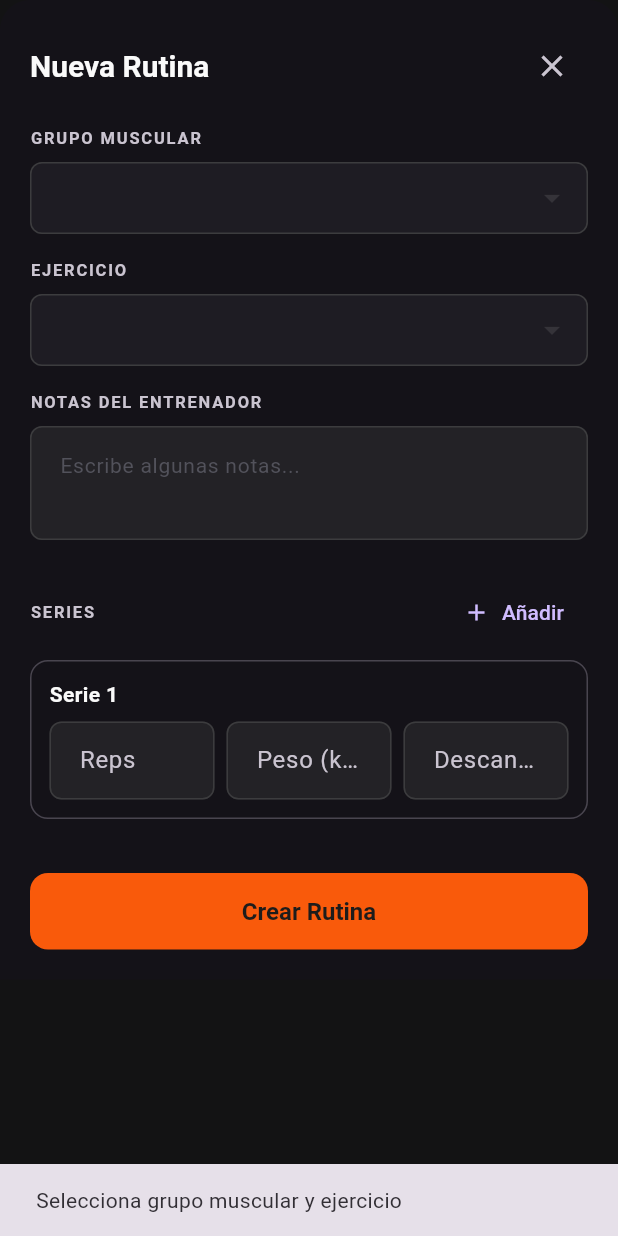
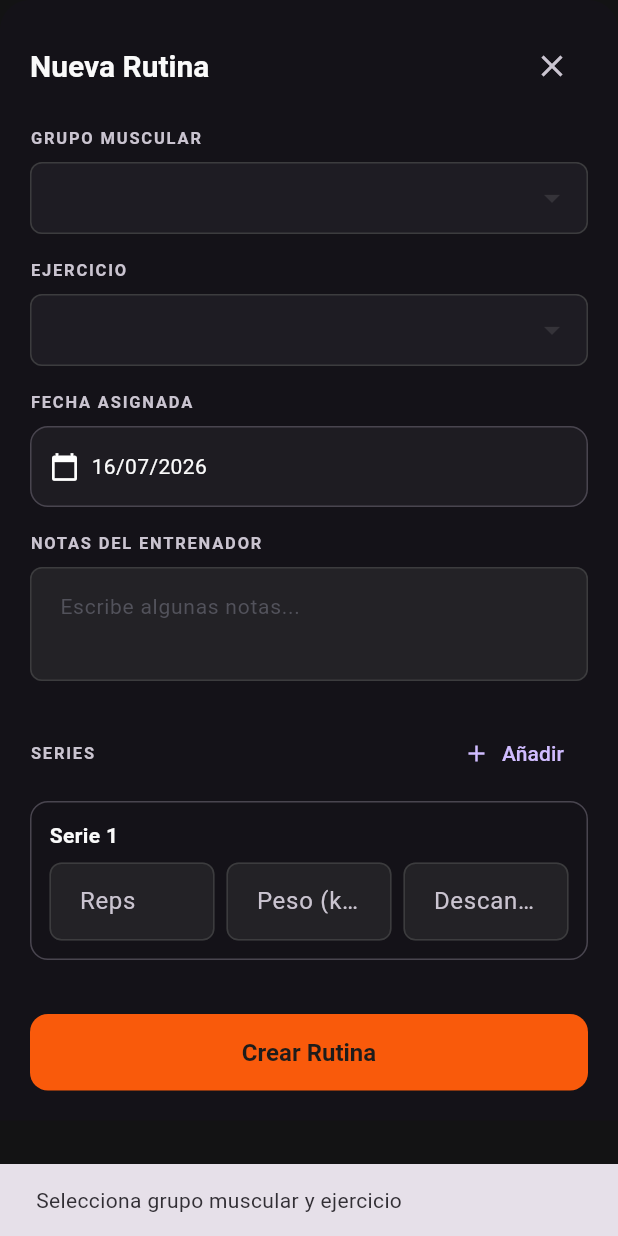
Before and after one commit to AbelSpecs/FitnessCocoMovil, a Flutter app: the RoutineFormSheet widget shown alone on an empty page, opened directly, after a tap on "Crear Rutina", on a phone screen of 412 x 824 dp. Run offline on Flutter 3.47's test engine with Material 3 defaults, Android fonts, the phone set to English and light mode, and no system bars; our stand-ins replace dio, flutter_dotenv, flutter_secure_storage, go_router, logger, toastification; accounts and stored records are empty; network calls fail; Roboto replaces fonts that are missing (Barlow).

Commit message:
fix: fixing bugs

```diff
--- /dev/null
+++ b/lib/core/utils/globals.dart
@@ -0,0 +1,4 @@
+import 'package:flutter/material.dart';
+
+final GlobalKey<ScaffoldMessengerState> scaffoldMessengerKey =
+    GlobalKey<ScaffoldMessengerState>();
--- a/lib/features/auth/presentation/screens/register_info_screen.dart
+++ b/lib/features/auth/presentation/screens/register_info_screen.dart
@@ -50,9 +50,9 @@ class _RegisterInfoScreenState extends State<RegisterInfoScreen> {
       phoneCodes: phoneCodes,
       title: "Información Personal",
       subtitle: "Cuéntanos sobre ti para personalizar tu entrenamiento",
-      successTitle: "¡Información guardada!",
+      successTitle: "¡Registro exitoso!",
       successMessage: (form) =>
-          "Gracias ${form.firstName}, tus datos se han registrado correctamente.",
+          "Gracias ${form.firstName}, tus datos se han registrado correctamente. Ya puedes iniciar sesión.",
       onSubmit: (form) async {
         await AuthService.register(form);
       },
--- a/lib/features/auth/presentation/screens/register_screen.dart
+++ b/lib/features/auth/presentation/screens/register_screen.dart
@@ -55,9 +55,9 @@ class _RegisterScreenState extends State<RegisterScreen> {
       phoneCodes: phoneCodes,
       title: "Crear Cuenta",
       subtitle: "",
-      successTitle: "¡Revisa tu email!",
+      successTitle: "¡Registro exitoso!",
       successMessage: (form) =>
-          "Gracias ${form.firstName}, tu cuenta de entrenador ha sido creada correctamente.",
+          "Gracias ${form.firstName}, tu cuenta de entrenador ha sido creada correctamente. Ya puedes iniciar sesión.",
       onSubmit: (form) async {
         await AuthService.register(form);
       },
--- a/lib/features/clients/presentation/widgets/routine_form_sheet.dart
+++ b/lib/features/clients/presentation/widgets/routine_form_sheet.dart
@@ -22,6 +22,7 @@ class _RoutineFormSheetState extends State<RoutineFormSheet> {
   final TextEditingController _coachNotesController = TextEditingController();
 
   final List<Map<String, dynamic>> _sets = [];
+  late DateTime _selectedDate;
 
   @override
   void initState() {
@@ -29,6 +30,7 @@ class _RoutineFormSheetState extends State<RoutineFormSheet> {
     if (widget.routineToEdit != null) {
       final r = widget.routineToEdit!;
       _coachNotesController.text = r.coachNotes;
+      _selectedDate = DateTime.tryParse(r.scheduledDate) ?? DateTime.now();
 
       // Load sets
       for (var s in r.dailyExerciseSets) {
@@ -40,6 +42,7 @@ class _RoutineFormSheetState extends State<RoutineFormSheet> {
         });
       }
     } else {
+      _selectedDate = context.read<RoutinesProvider>().selectedDate;
       _addEmptySet();
     }
   }
@@ -108,7 +111,7 @@ class _RoutineFormSheetState extends State<RoutineFormSheet> {
               const SizedBox(height: 8),
               DropdownButtonFormField<MuscleGroup>(
                 isExpanded: true,
-                value: _selectedMuscleGroup,
+                initialValue: _selectedMuscleGroup,
                 items: provider.muscleGroups
                     .map((m) => DropdownMenuItem(
                           value: m,
@@ -146,7 +149,7 @@ class _RoutineFormSheetState extends State<RoutineFormSheet> {
               const SizedBox(height: 8),
               DropdownButtonFormField<ExerciseModel>(
                 isExpanded: true,
-                value: _selectedExercise,
+                initialValue: _selectedExercise,
                 items: provider.exercises
                     .map((e) => DropdownMenuItem(
                           value: e,
@@ -171,6 +174,48 @@ class _RoutineFormSheetState extends State<RoutineFormSheet> {
                       .withOpacity(0.3),
                 ),
                 dropdownColor: theme.colorScheme.surfaceContainerHighest,
+              ),
+
+              const SizedBox(height: 16),
+
+              // Date Picker
+              Text('FECHA ASIGNADA', style: _labelStyle(theme)),
+              const SizedBox(height: 8),
+              InkWell(
+                onTap: () async {
+                  final picked = await showDatePicker(
+                    context: context,
+                    initialDate: _selectedDate,
+                    firstDate:
+                        DateTime.now().subtract(const Duration(days: 365)),
+                    lastDate: DateTime.now().add(const Duration(days: 365)),
+                  );
+                  if (picked != null) {
+                    setState(() {
+                      _selectedDate = picked;
+                    });
+                  }
+                },
+                child: Container(
+                  padding:
+                      const EdgeInsets.symmetric(horizontal: 12, vertical: 16),
+                  decoration: BoxDecoration(
+                    color: theme.colorScheme.surfaceContainerHighest
+                        .withValues(alpha: 0.3),
+                    borderRadius: BorderRadius.circular(12),
+                    border: Border.all(color: theme.colorScheme.outlineVariant),
+                  ),
+                  child: Row(
+                    children: [
+                      const Icon(Icons.calendar_today, size: 20),
+                      const SizedBox(width: 8),
+                      Text(
+                        "${_selectedDate.day.toString().padLeft(2, '0')}/${_selectedDate.month.toString().padLeft(2, '0')}/${_selectedDate.year}",
+                        style: const TextStyle(fontSize: 14),
+                      ),
+                    ],
+                  ),
+                ),
               ),
 
               const SizedBox(height: 16),
@@ -323,11 +368,11 @@ class _RoutineFormSheetState extends State<RoutineFormSheet> {
     if (isEditing) {
       // Update logic
       final dailyExerciseId = widget.routineToEdit!.dailyExerciseId;
-      final data = {
+      final Map<String, dynamic> data = {
         'coachId': widget.routineToEdit!.coachId,
         'studentId': widget.routineToEdit!.studentId,
         'exerciseId': widget.routineToEdit!.exerciseId,
-        'scheduledDate': widget.routineToEdit!.scheduledDate,
+        'scheduledDate': _selectedDate.toIso8601String(),
         'exerciseName': widget.routineToEdit!.exerciseName,
         'muscleGroupName': widget.routineToEdit!.muscleGroupName,
         'coachNotes': _coachNotesController.text,
@@ -382,12 +427,12 @@ class _RoutineFormSheetState extends State<RoutineFormSheet> {
               })
           .toList();
 
-      final data = {
-        'assign': {
+      final Map<String, dynamic> data = {
+        'assign': <String, dynamic>{
           'coachId': provider.authProvider.user?.coachId,
           'studentId': 0, // WILL INJECT BEFORE SENDING IF WE PASS FROM SCREEN
           'exerciseId': _selectedExercise!.id,
-          'scheduledDate': provider.selectedDate.toIso8601String(),
+          'scheduledDate': _selectedDate.toIso8601String(),
           'dailyExerciseSets': setsData,
           'coachNotes': _coachNotesController.text,
         }
--- a/lib/main.dart
+++ b/lib/main.dart
@@ -1,4 +1,5 @@
 import 'package:flutter/material.dart';
+import 'package:pyrosfitmovil/core/utils/globals.dart';
 import 'package:provider/provider.dart';
 import 'package:pyrosfitmovil/features/auth/presentation/controllers/auth_provider.dart';
 import 'package:pyrosfitmovil/core/router/route_tree.dart';
@@ -31,6 +32,7 @@ class MyApp extends StatelessWidget {
   @override
   Widget build(BuildContext context) {
     return MaterialApp.router(
+        scaffoldMessengerKey: scaffoldMessengerKey,
         routerConfig: AppRouter.router,
         title: 'PyrosFit',
         debugShowCheckedModeBanner: false,
```
Also changed, not shown: lib/features/auth/data/services/auth_service.dart (+40 -5 lines), lib/features/auth/presentation/screens/login_screen.dart (+10 -1 lines), lib/features/auth/presentation/widgets/registration_form_widget.dart (+12 -3 lines), lib/features/clients/presentation/providers/clients_provider.dart (+7 -0 lines), lib/features/clients/presentation/providers/routines_provider.dart (+37 -0 lines), lib/features/clients/presentation/screens/client_routines_screen.dart (+6 -6 lines), lib/features/profile/presentation/controllers/profile_provider.dart (+13 -0 lines), lib/features/student_routines/presentation/providers/student_routines_provider.dart (+25 -0 lines).
